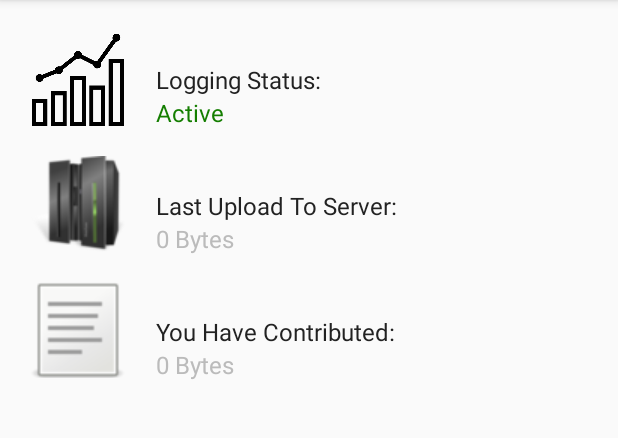
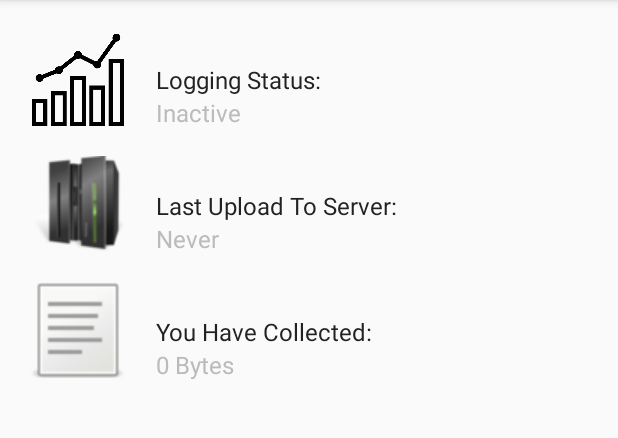
Before and after one commit to fmresearchnovak/updatetimingcollector, an Android app: the screen it shows after launch (StatusActivity), in the options menu, after a tap on "Status", on a phone screen of 412 x 824 dp, the part 84-522 px from its top. Run offline under Robolectric (Android 15) with nearby library versions, the phone set to English and light mode, and no system bars.

Commit message:
Provide better feedback to user when system is not working correctly. Several misc. small fixes.
Apparently the mechanism I'm using won't work for Android 8!

```diff
--- a/app/src/main/java/edu/fandm/enovak/updatetimingcollector/BootBcastReceiver.java
+++ b/app/src/main/java/edu/fandm/enovak/updatetimingcollector/BootBcastReceiver.java
@@ -2,6 +2,7 @@ package edu.fandm.enovak.updatetimingcollector;
 
 import android.content.BroadcastReceiver;
 import android.content.ComponentName;
+import android.content.ContentValues;
 import android.content.Context;
 import android.content.Intent;
 import android.content.pm.PackageManager;
@@ -22,9 +23,11 @@ public class BootBcastReceiver extends BroadcastReceiver {
         ctx = context;
 
         String action = intent.getAction();
+        Log.d(ContentValues.TAG, "BOOT Broadcast Received!!  intent: " + intent.toString() + "  action:" + action);
 
         if(action == Intent.ACTION_BOOT_COMPLETED){
 
+            // Check for necessary permissions and enable the BcastReceiver to log updates
             boolean hasPerms = Lib.hasPermissions(ctx);
             if (hasPerms) {
                 // Create the log file, write the IMEI number, write the header row
@@ -35,7 +38,6 @@ public class BootBcastReceiver extends BroadcastReceiver {
                 Lib.LogBcastReceiverOnOff(ctx, PackageManager.COMPONENT_ENABLED_STATE_DISABLED);
                 //Log.d(TAG, "FAILED, unable to turn on the logging bcast receiver!!");
             }
-
         }
     }
 }
--- a/app/src/main/java/edu/fandm/enovak/updatetimingcollector/Lib.java
+++ b/app/src/main/java/edu/fandm/enovak/updatetimingcollector/Lib.java
@@ -3,6 +3,8 @@ package edu.fandm.enovak.updatetimingcollector;
 import android.Manifest;
 import android.content.ComponentName;
 import android.content.Context;
+import android.content.Intent;
+import android.content.IntentFilter;
 import android.content.pm.PackageManager;
 import android.os.Build;
 import android.os.Environment;
@@ -18,12 +20,13 @@ import java.io.FileNotFoundException;
 import java.io.FileOutputStream;
 import java.io.IOException;
 import java.io.UnsupportedEncodingException;
+import java.nio.LongBuffer;
 import java.nio.charset.StandardCharsets;
 import java.security.MessageDigest;
 import java.security.NoSuchAlgorithmException;
 import java.util.Base64;
 
-import static android.content.ContentValues.TAG;
+import static edu.fandm.enovak.updatetimingcollector.Main.TAG;
 
 /**
  * Created by enovak on 3/1/18.
@@ -34,6 +37,9 @@ public class Lib {
     public static final String PREF_FILE_NAME = "edu.fandm.enovak.updatetimingcollector.MAIN_PREF_FILE";
     public static final String PREF_SERV_TS_KEY = "edu.fandm.enovak.updatetimingcollector.SERV_TS";
     public static final String[] permissions = {Manifest.permission.WRITE_EXTERNAL_STORAGE, Manifest.permission.READ_PHONE_STATE, Manifest.permission.INTERNET};
+
+
+    private static PackageManager packageManager;
 
     public static boolean isExternalStorageWritable() {
         String state = Environment.getExternalStorageState();
@@ -156,10 +162,27 @@ public class Lib {
         }
     }
 
+
+
     public static void LogBcastReceiverOnOff(Context ctx, int newState){
-        PackageManager pm = ctx.getPackageManager();
+        if(packageManager == null){
+            packageManager = ctx.getPackageManager();
+        }
         ComponentName cn = new ComponentName(ctx, LogBcastReceiver.class);
-        pm.setComponentEnabledSetting(cn, newState, PackageManager.DONT_KILL_APP);
+        packageManager.setComponentEnabledSetting(cn, newState, PackageManager.DONT_KILL_APP);
+    }
+
+    public static boolean LogBCastReceiverisOn(Context ctx){
+        Log.d(TAG, "CALLED!!");
+        if(packageManager == null){
+            packageManager = ctx.getPackageManager();
+        }
+        packageManager = ctx.getPackageManager();
+        ComponentName cn = new ComponentName(ctx, LogBcastReceiver.class);
+        //pm.setComponentEnabledSetting(cn, newState, PackageManager.DONT_KILL_APP);
+        int state = packageManager.getComponentEnabledSetting(cn);
+        Log.d(TAG, "state: " + state);
+        return packageManager.getComponentEnabledSetting(cn) == PackageManager.COMPONENT_ENABLED_STATE_ENABLED;
     }
 
 
--- a/app/src/main/java/edu/fandm/enovak/updatetimingcollector/LogBcastReceiver.java
+++ b/app/src/main/java/edu/fandm/enovak/updatetimingcollector/LogBcastReceiver.java
@@ -36,13 +36,13 @@ public class LogBcastReceiver extends BroadcastReceiver {
         ctx = context;
 
         String action = intent.getAction();
-        //Log.d(TAG, "Broadcast Received!!  intent: " + intent.toString() + "  action:" + action);
+        Log.d(TAG, "Broadcast Received!!  intent: " + intent.toString() + "  action:" + action);
 
         switch(action){
 
 
             case Intent.ACTION_AIRPLANE_MODE_CHANGED:
-                //Log.d(TAG, "Airplane Mode");
+                Log.d(TAG, "Airplane Mode");
                 break;
 
             case Intent.ACTION_PACKAGE_REPLACED:
--- a/app/src/main/java/edu/fandm/enovak/updatetimingcollector/Main.java
+++ b/app/src/main/java/edu/fandm/enovak/updatetimingcollector/Main.java
@@ -1,12 +1,16 @@
 package edu.fandm.enovak.updatetimingcollector;
 
 import android.Manifest;
+import android.app.job.JobInfo;
+import android.app.job.JobScheduler;
 import android.content.ComponentName;
 import android.content.Context;
 import android.content.Intent;
+import android.content.IntentFilter;
 import android.content.pm.PackageManager;
 import android.graphics.Color;
 import android.os.AsyncTask;
+import android.os.Build;
 import android.support.v4.app.ActivityCompat;
 import android.support.v4.content.ContextCompat;
 import android.support.v7.app.AppCompatActivity;
@@ -25,10 +29,14 @@ import static edu.fandm.enovak.updatetimingcollector.Lib.writeFile;
 
 
 public class Main extends AppCompatActivity {
-
     public static final String TAG = "enovak.TAG";
 
+    public static final int ISSUE_NONE = 0;
+    public static final int ISSUE_ANDROID_8 = 1;
+    public static final int ISSUE_PERMS = 2;
+    public static final int ISSUE_UNKNOWN = 100;
 
+    private TextView tv;
     private Context ctx;
 
     @Override
@@ -37,6 +45,7 @@ public class Main extends AppCompatActivity {
         setContentView(R.layout.activity_main);
 
         ctx = getApplicationContext();
+        tv = (TextView)findViewById(R.id.main_tv_explain);
 
         boolean hasPerms = Lib.hasPermissions(ctx);
         if(!hasPerms) {
@@ -48,13 +57,38 @@ public class Main extends AppCompatActivity {
         } else {
 
             initializeLogFile();
+            Lib.LogBcastReceiverOnOff(ctx, PackageManager.COMPONENT_ENABLED_STATE_ENABLED);
         }
     }
+
 
     @Override
     public void onResume() {
         super.onResume();
 
+
+        int issue = getIssue();
+        switch(issue){
+            case ISSUE_ANDROID_8:
+                tv.setText("Android 8 not supported");
+                tv.setTextColor(Color.parseColor("#800000"));
+                break;
+
+            case ISSUE_PERMS:
+                tv.setText("Please accept all permissions");
+                tv.setTextColor(Color.parseColor("#800000"));
+                break;
+
+            case ISSUE_UNKNOWN:
+                tv.setText("Oops!  Something went wrong!");
+                tv.setTextColor(Color.parseColor("#800000"));
+                break;
+
+            case ISSUE_NONE:
+                tv.setText("That's it!  You're done!");
+                tv.setTextColor(Color.parseColor("#111111"));
+                break;
+        }
     }
 
 
@@ -64,6 +98,7 @@ public class Main extends AppCompatActivity {
         inflater.inflate(R.menu.menu_main, m);
         return true;
     }
+
 
     @Override
     public boolean onOptionsItemSelected(MenuItem menuItem) {
@@ -97,6 +132,7 @@ public class Main extends AppCompatActivity {
         return true;
     }
 
+
     public void onRequestPermissionsResult(int code, String permissions[], int[] grantResults){
         boolean missingOne = false;
         for(int i = 0; i < grantResults.length; i++){
@@ -107,19 +143,13 @@ public class Main extends AppCompatActivity {
 
         if(missingOne){
             Toast.makeText(this, "Background logging turned off", Toast.LENGTH_SHORT).show();
-
             Lib.LogBcastReceiverOnOff(ctx, PackageManager.COMPONENT_ENABLED_STATE_DISABLED);
 
         } else {
-
             initializeLogFile();
             Lib.LogBcastReceiverOnOff(ctx, PackageManager.COMPONENT_ENABLED_STATE_ENABLED);
         }
     }
-
-
-
-
 
 
     private void initializeLogFile(){
@@ -138,4 +168,21 @@ public class Main extends AppCompatActivity {
         }
     }
 
+
+    public int getIssue(){
+        if(Build.VERSION.SDK_INT >= Build.VERSION_CODES.O){
+            //Log.d(TAG, "This is an oreo device!!");
+            return ISSUE_ANDROID_8;
+        }
+
+        if(!Lib.hasPermissions(ctx)){
+            return ISSUE_PERMS;
+        }
+
+        if(!Lib.LogBCastReceiverisOn(ctx)){
+            return ISSUE_UNKNOWN;
+        }
+
+        return ISSUE_NONE;
+    }
 }
--- a/app/src/main/java/edu/fandm/enovak/updatetimingcollector/StatusActivity.java
+++ b/app/src/main/java/edu/fandm/enovak/updatetimingcollector/StatusActivity.java
@@ -4,6 +4,7 @@ import android.content.Context;
 import android.content.SharedPreferences;
 import android.content.pm.PackageManager;
 import android.graphics.Color;
+import android.os.Build;
 import android.support.v7.app.AppCompatActivity;
 import android.os.Bundle;
 import android.util.Log;
@@ -16,6 +17,8 @@ import java.util.Date;
 import static edu.fandm.enovak.updatetimingcollector.Lib.PREF_FILE_NAME;
 
 public class StatusActivity extends AppCompatActivity {
+
+
 
     private Context ctx;
 
@@ -32,19 +35,15 @@ public class StatusActivity extends AppCompatActivity {
     protected void onResume(){
         super.onResume();
 
+        // --- 1 ---
         // Logging status
-        boolean hasPerms = Lib.hasPermissions(ctx);
-        if (hasPerms) {
-            // Create the log file, write the IMEI number, write the header row
-            Lib.LogBcastReceiverOnOff(ctx, PackageManager.COMPONENT_ENABLED_STATE_ENABLED);
+        boolean isLogging = Lib.LogBCastReceiverisOn(ctx);
+        if(isLogging && Build.VERSION.SDK_INT < Build.VERSION_CODES.O) {
             setStatusText(true);
-
-        } else {
-            Lib.LogBcastReceiverOnOff(ctx, PackageManager.COMPONENT_ENABLED_STATE_DISABLED);
-            setStatusText(false);
         }
 
 
+        // --- 2 ---
         // Last upload to server
         // collect server ts from sharedPrefs
         SharedPreferences sharedPref = ctx.getSharedPreferences(PREF_FILE_NAME, Context.MODE_PRIVATE);
@@ -59,19 +58,19 @@ public class StatusActivity extends AppCompatActivity {
         }
 
 
+        // --- 3 ---
         // Number of Bytes
         File logF = Lib.getLogFile(ctx);
-        long bytes = logF.length();
-        Log.d(Main.TAG, "name: "+logF.getAbsoluteFile());
-        Log.d(Main.TAG, "bytes: "+bytes);
-        if(bytes != 0L){
-            TextView sizeTV = (TextView)findViewById(R.id.status_tv_bytes_contrib_val);
-            sizeTV.setText(bytes + " Bytes of data");
-            sizeTV.setTextColor(Color.parseColor("#147e00"));
+        if(logF != null) {
+            long bytes = logF.length();
+            Log.d(Main.TAG, "name: " + logF.getAbsoluteFile());
+            Log.d(Main.TAG, "bytes: " + bytes);
+            if (bytes != 0L) {
+                TextView sizeTV = (TextView) findViewById(R.id.status_tv_bytes_contrib_val);
+                sizeTV.setText(bytes + " Bytes of data");
+                sizeTV.setTextColor(Color.parseColor("#147e00"));
+            }
         }
-
-
-
     }
 
 
--- a/app/src/main/res/layout/activity_status.xml
+++ b/app/src/main/res/layout/activity_status.xml
@@ -57,7 +57,7 @@
     <TextView android:id="@+id/status_tv_server_ts_val"
         android:layout_width="wrap_content"
         android:layout_height="wrap_content"
-        android:text="0 Bytes"
+        android:text="Never"
         android:textColor="#bbbbbb"
         android:textSize="16sp"
         android:layout_marginLeft="20dp"
@@ -75,7 +75,7 @@
     <TextView android:id="@+id/status_tv_bytes_contrib"
         android:layout_width="wrap_content"
         android:layout_height="wrap_content"
-        android:text="You Have Contributed:"
+        android:text="You Have Collected:"
         android:textColor="#222222"
         android:textSize="16sp"
         android:layout_margin="20dp"
```
Also changed, not shown: app/src/main/res/layout/activity_permission_details.xml (+4 -12 lines).
